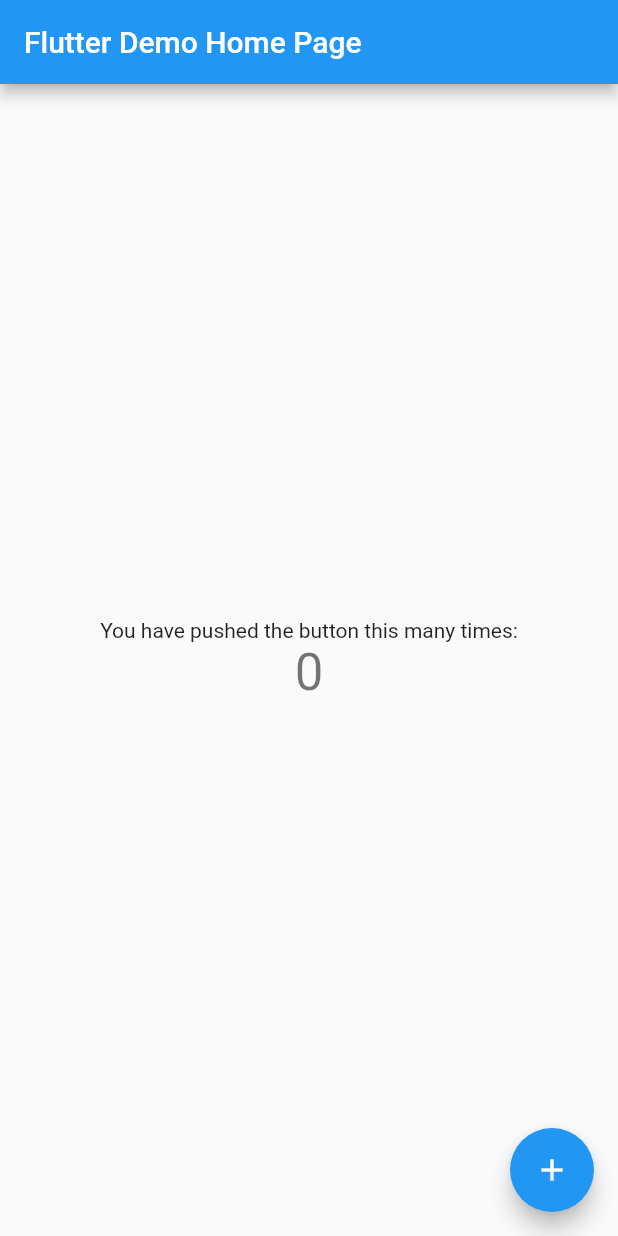
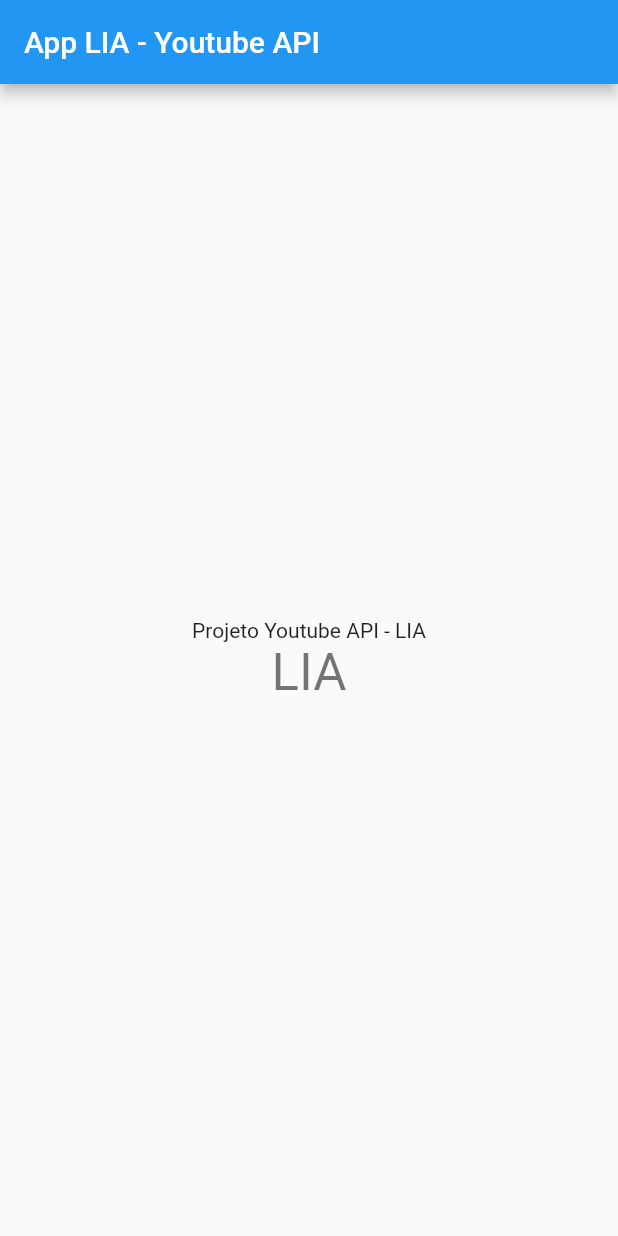
Before and after one commit to nantesgi/app-youtube-LIA, a Flutter app: the screen it shows after launch, on a phone screen of 412 x 824 dp. Run offline on Flutter 3.47's test engine with Material 2 defaults, Android fonts, the phone set to English and light mode, and no system bars; missing offline and left inert: youtube_api.

Commit message:
Implementação da conexão com a API do Youtube

```diff
--- a/app_youtube_api/lib/main.dart
+++ b/app_youtube_api/lib/main.dart
@@ -1,115 +1,75 @@
 import 'package:flutter/material.dart';
+import 'package:youtube_api/youtube_api.dart';
 
 void main() {
-  runApp(const MyApp());
+  runApp(const App());
 }
 
-class MyApp extends StatelessWidget {
-  const MyApp({super.key});
-
-  // This widget is the root of your application.
+class App extends StatelessWidget {
+  const App({super.key});
   @override
   Widget build(BuildContext context) {
     return MaterialApp(
       title: 'Flutter Demo',
       theme: ThemeData(
-        // This is the theme of your application.
-        //
-        // Try running your application with "flutter run". You'll see the
-        // application has a blue toolbar. Then, without quitting the app, try
-        // changing the primarySwatch below to Colors.green and then invoke
-        // "hot reload" (press "r" in the console where you ran "flutter run",
-        // or simply save your changes to "hot reload" in a Flutter IDE).
-        // Notice that the counter didn't reset back to zero; the application
-        // is not restarted.
         primarySwatch: Colors.blue,
       ),
-      home: const MyHomePage(title: 'Flutter Demo Home Page'),
+      home: const HomePage(title: 'App LIA - Youtube API'),
     );
   }
 }
 
-class MyHomePage extends StatefulWidget {
-  const MyHomePage({super.key, required this.title});
-
-  // This widget is the home page of your application. It is stateful, meaning
-  // that it has a State object (defined below) that contains fields that affect
-  // how it looks.
-
-  // This class is the configuration for the state. It holds the values (in this
-  // case the title) provided by the parent (in this case the App widget) and
-  // used by the build method of the State. Fields in a Widget subclass are
-  // always marked "final".
-
+class HomePage extends StatefulWidget {
+  const HomePage({super.key, required this.title});
   final String title;
 
   @override
-  State<MyHomePage> createState() => _MyHomePageState();
+  State<HomePage> createState() => HomePageState();
 }
 
-class _MyHomePageState extends State<MyHomePage> {
-  int _counter = 0;
+class HomePageState extends State<HomePage> {
+  static String api_key = "AIzaSyDiiwePwEEhi6E3Rv77iar2gUgCs0EybL0";
 
-  void _incrementCounter() {
-    setState(() {
-      // This call to setState tells the Flutter framework that something has
-      // changed in this State, which causes it to rerun the build method below
-      // so that the display can reflect the updated values. If we changed
-      // _counter without calling setState(), then the build method would not be
-      // called again, and so nothing would appear to happen.
-      _counter++;
-    });
+  List<Object> results = [];
+
+  YoutubeAPI yt = YoutubeAPI(api_key);
+
+  @override
+  void initState() {
+    super.initState();
+    callApi();
+  }
+
+  callApi() async {
+    try {
+      results = await yt.search("jorge");
+      setState(() {
+      });
+    } catch (e) {
+      print(e);
+    }
   }
 
   @override
   Widget build(BuildContext context) {
-    // This method is rerun every time setState is called, for instance as done
-    // by the _incrementCounter method above.
-    //
-    // The Flutter framework has been optimized to make rerunning build methods
-    // fast, so that you can just rebuild anything that needs updating rather
-    // than having to individually change instances of widgets.
     return Scaffold(
       appBar: AppBar(
-        // Here we take the value from the MyHomePage object that was created by
-        // the App.build method, and use it to set our appbar title.
         title: Text(widget.title),
       ),
       body: Center(
-        // Center is a layout widget. It takes a single child and positions it
-        // in the middle of the parent.
         child: Column(
-          // Column is also a layout widget. It takes a list of children and
-          // arranges them vertically. By default, it sizes itself to fit its
-          // children horizontally, and tries to be as tall as its parent.
-          //
-          // Invoke "debug painting" (press "p" in the console, choose the
-          // "Toggle Debug Paint" action from the Flutter Inspector in Android
-          // Studio, or the "Toggle Debug Paint" command in Visual Studio Code)
-          // to see the wireframe for each widget.
-          //
-          // Column has various properties to control how it sizes itself and
-          // how it positions its children. Here we use mainAxisAlignment to
-          // center the children vertically; the main axis here is the vertical
-          // axis because Columns are vertical (the cross axis would be
-          // horizontal).
           mainAxisAlignment: MainAxisAlignment.center,
           children: <Widget>[
             const Text(
-              'You have pushed the button this many times:',
+              'Projeto Youtube API - LIA',
             ),
             Text(
-              '$_counter',
+              'LIA',
               style: Theme.of(context).textTheme.headline4,
             ),
           ],
         ),
       ),
-      floatingActionButton: FloatingActionButton(
-        onPressed: _incrementCounter,
-        tooltip: 'Increment',
-        child: const Icon(Icons.add),
-      ), // This trailing comma makes auto-formatting nicer for build methods.
     );
   }
 }
--- a/app_youtube_api/pubspec.yaml
+++ b/app_youtube_api/pubspec.yaml
@@ -31,6 +31,7 @@ environment:
 dependencies:
   flutter:
     sdk: flutter
+  youtube_api: ^1.0.4
 
 
   # The following adds the Cupertino Icons font to your application.
```
Also changed, not shown: app_youtube_api/pubspec.lock, 1 other file.
